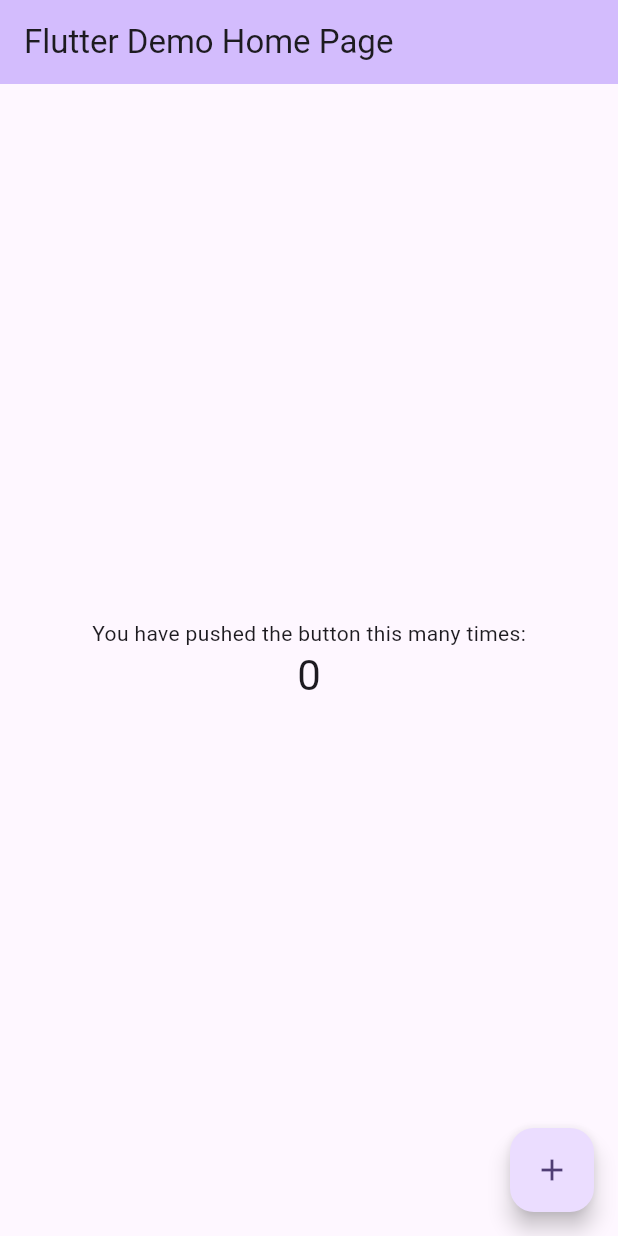
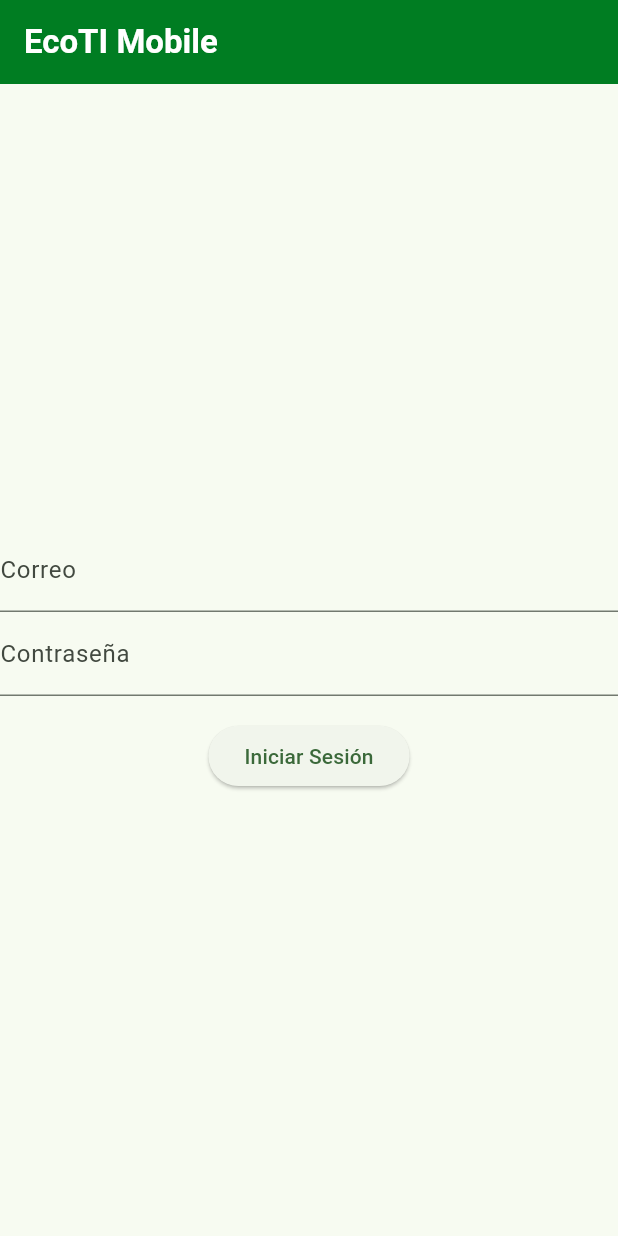
Before and after one commit to gerardo7996/DMI-SHU2, a Flutter app: the screen it shows after launch, on a phone screen of 412 x 824 dp. Run offline on Flutter 3.47's test engine with Material 3 defaults, Android fonts, the phone set to English and light mode, and no system bars.

Commit message:
Actualizacion de diseño

```diff
--- a/lib/main.dart
+++ b/lib/main.dart
@@ -11,115 +11,75 @@
   @override
   Widget build(BuildContext context) {
     return MaterialApp(
-      title: 'Flutter Demo',
+      debugShowCheckedModeBanner: false,
+      title: 'EcoTI Mobile',
       theme: ThemeData(
-        // This is the theme of your application.
-        //
-        // TRY THIS: Try running your application with "flutter run". You'll see
-        // the application has a purple toolbar. Then, without quitting the app,
-        // try changing the seedColor in the colorScheme below to Colors.green
-        // and then invoke "hot reload" (save your changes or press the "hot
-        // reload" button in a Flutter-supported IDE, or press "r" if you used
-        // the command line to start the app).
-        //
-        // Notice that the counter didn't reset back to zero; the application
-        // state is not lost during the reload. To reset the state, use hot
-        // restart instead.
-        //
-        // This works for code too, not just values: Most code changes can be
-        // tested with just a hot reload.
-        colorScheme: ColorScheme.fromSeed(seedColor: Colors.deepPurple),
+        colorScheme: ColorScheme.fromSeed(
+            seedColor: const Color.fromRGBO(0, 125, 34, 1)),
         useMaterial3: true,
       ),
-      home: const MyHomePage(title: 'Flutter Demo Home Page'),
+      home: Scaffold(
+        appBar: AppBar(
+          backgroundColor: const Color.fromRGBO(0, 125, 34, 1),
+          centerTitle: false, // Centra el título en la AppBar
+          title: const Text(
+            'EcoTI Mobile',
+            style: TextStyle(
+              color: Color.fromRGBO(255, 255, 255, 1),
+              fontWeight: FontWeight.bold,
+            ),
+          ),
+        ),
+        body: const Center(
+          child: LoginForm(),
+        ),
+      ),
     );
   }
 }
 
-class MyHomePage extends StatefulWidget {
-  const MyHomePage({super.key, required this.title});
-
-  // This widget is the home page of your application. It is stateful, meaning
-  // that it has a State object (defined below) that contains fields that affect
-  // how it looks.
-
-  // This class is the configuration for the state. It holds the values (in this
-  // case the title) provided by the parent (in this case the App widget) and
-  // used by the build method of the State. Fields in a Widget subclass are
-  // always marked "final".
-
-  final String title;
+class LoginForm extends StatefulWidget {
+  const LoginForm({super.key});
 
   @override
-  State<MyHomePage> createState() => _MyHomePageState();
+  _LoginFormState createState() => _LoginFormState();
 }
 
-class _MyHomePageState extends State<MyHomePage> {
-  int _counter = 0;
-
-  void _incrementCounter() {
-    setState(() {
-      // This call to setState tells the Flutter framework that something has
-      // changed in this State, which causes it to rerun the build method below
-      // so that the display can reflect the updated values. If we changed
-      // _counter without calling setState(), then the build method would not be
-      // called again, and so nothing would appear to happen.
-      _counter++;
-    });
-  }
+class _LoginFormState extends State<LoginForm> {
+  final TextEditingController _emailController = TextEditingController();
+  final TextEditingController _passwordController = TextEditingController();
 
   @override
   Widget build(BuildContext context) {
-    // This method is rerun every time setState is called, for instance as done
-    // by the _incrementCounter method above.
-    //
-    // The Flutter framework has been optimized to make rerunning build methods
-    // fast, so that you can just rebuild anything that needs updating rather
-    // than having to individually change instances of widgets.
-    return Scaffold(
-      appBar: AppBar(
-        // TRY THIS: Try changing the color here to a specific color (to
-        // Colors.amber, perhaps?) and trigger a hot reload to see the AppBar
-        // change color while the other colors stay the same.
-        backgroundColor: Theme.of(context).colorScheme.inversePrimary,
-        // Here we take the value from the MyHomePage object that was created by
-        // the App.build method, and use it to set our appbar title.
-        title: Text(widget.title),
+    return Form(
+      child: Column(
+        mainAxisAlignment: MainAxisAlignment.center,
+        children: [
+          TextFormField(
+            controller: _emailController,
+            decoration: const InputDecoration(
+              labelText: 'Correo',
+            ),
+          ),
+          TextFormField(
+            controller: _passwordController,
+            obscureText: true,
+            decoration: const InputDecoration(
+              labelText: 'Contraseña',
+            ),
+          ),
+          const SizedBox(height: 16.0),
+          ElevatedButton(
+            onPressed: () {
+              // Aquí puedes agregar la lógica para manejar el inicio de sesión
+              String email = _emailController.text;
+              String password = _passwordController.text;
+              // Realiza acciones con el correo y la contraseña
+            },
+            child: const Text('Iniciar Sesión'),
+          ),
+        ],
       ),
-      body: Center(
-        // Center is a layout widget. It takes a single child and positions it
-        // in the middle of the parent.
-        child: Column(
-          // Column is also a layout widget. It takes a list of children and
-          // arranges them vertically. By default, it sizes itself to fit its
-          // children horizontally, and tries to be as tall as its parent.
-          //
-          // Column has various properties to control how it sizes itself and
-          // how it positions its children. Here we use mainAxisAlignment to
-          // center the children vertically; the main axis here is the vertical
-          // axis because Columns are vertical (the cross axis would be
-          // horizontal).
-          //
-          // TRY THIS: Invoke "debug painting" (choose the "Toggle Debug Paint"
-          // action in the IDE, or press "p" in the console), to see the
-          // wireframe for each widget.
-          mainAxisAlignment: MainAxisAlignment.center,
-          children: <Widget>[
-            const Text(
-              'You have pushed the button this many times:',
-            ),
-            Text(
-              '$_counter',
-              style: Theme.of(context).textTheme.headlineMedium,
-            ),
-          ],
-        ),
-      ),
-      floatingActionButton: FloatingActionButton(
-        onPressed: _incrementCounter,
-        tooltip: 'Increment',
-        child: const Icon(Icons.add),
-      ), // This trailing comma makes auto-formatting nicer for build methods.
     );
   }
 }
```
